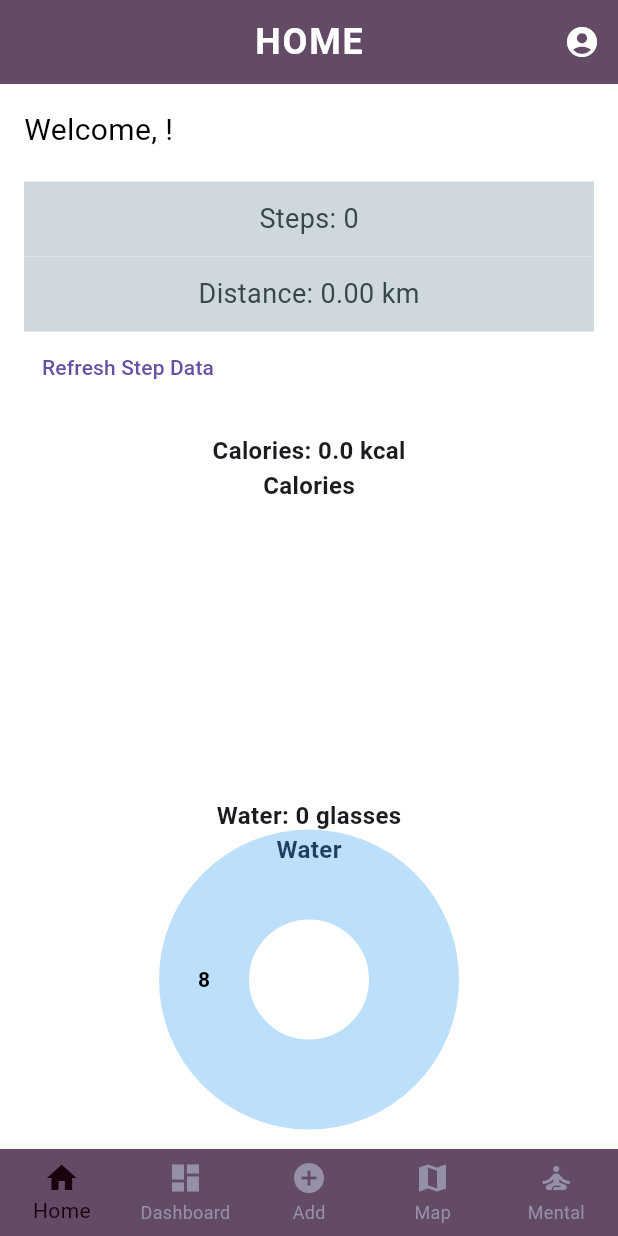
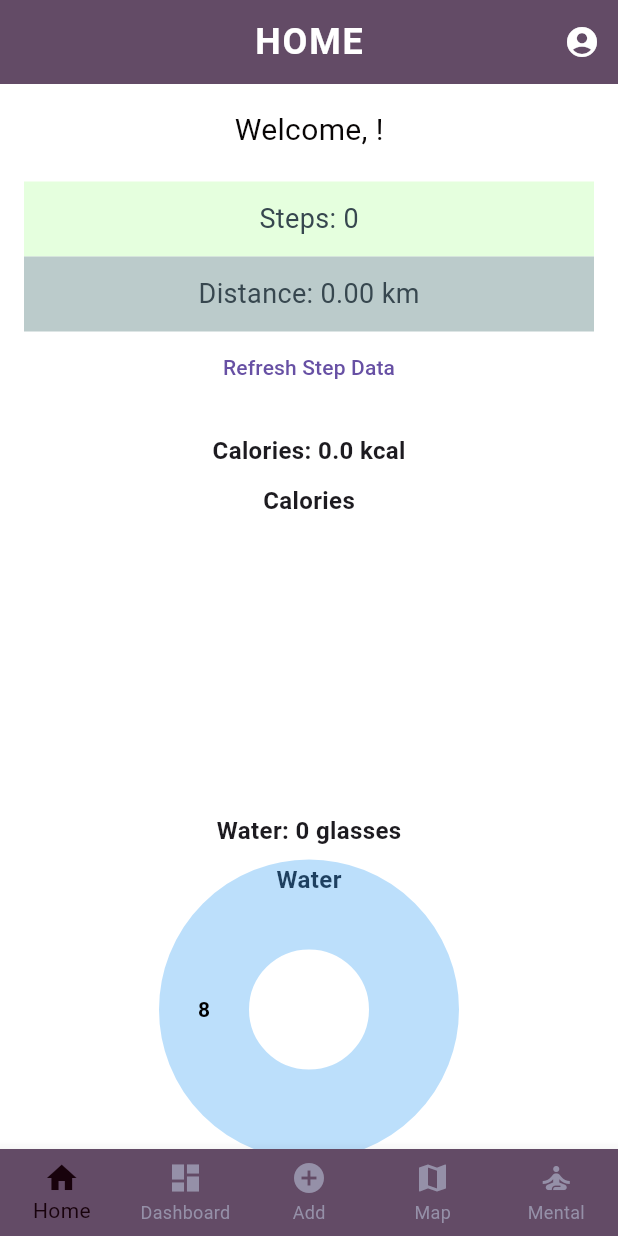
Before and after one commit to computeroverride/kenko, a Flutter app: the Home screen opened by its route, on a phone screen of 412 x 824 dp. Run offline on Flutter 3.47's test engine with Material 3 defaults, Android fonts, the phone set to English and light mode, and no system bars; drawn by our look-alikes of fl_chart; our stand-ins replace cloud_firestore, confetti, firebase_auth, firebase_core, flutter_map, geolocator and 3 more; missing offline and left inert: health; accounts and stored records are empty.

Commit message:
more ui changes

```diff
--- a/lib/heightweight.dart
+++ b/lib/heightweight.dart
@@ -126,7 +126,7 @@ class _HeightWeightState extends State<HeightWeight> {
                         controller: _heightController,
                         keyboardType: TextInputType.number,
                         decoration: const InputDecoration(
-                          hintText: "Height (cm)",
+                          labelText: "Height (cm)",
                           hintStyle: TextStyle(color: Colors.grey),
                           border: UnderlineInputBorder(
                             borderSide: BorderSide(color: Colors.grey),
@@ -138,7 +138,7 @@ class _HeightWeightState extends State<HeightWeight> {
                         controller: _weightController,
                         keyboardType: TextInputType.number,
                         decoration: const InputDecoration(
-                          hintText: "Weight (kg)",
+                          labelText: "Weight (kg)",
                           hintStyle: TextStyle(color: Colors.grey),
                           border: UnderlineInputBorder(
                             borderSide: BorderSide(color: Colors.grey),
@@ -195,7 +195,7 @@ class _HeightWeightState extends State<HeightWeight> {
                               text: _dob != null ? DateFormat('yyyy-MM-dd').format(_dob!) : '',
                             ),
                             decoration: const InputDecoration(
-                              hintText: "Select Date",
+                              labelText: "Select Date",
                               hintStyle: TextStyle(color: Colors.grey),
                               border: UnderlineInputBorder(
                                 borderSide: BorderSide(color: Colors.grey),
--- a/lib/home.dart
+++ b/lib/home.dart
@@ -480,6 +480,7 @@ class _HomeState extends State<Home> {
     bool confirm = await showDialog(
       context: context,
       builder: (context) => AlertDialog(
+        backgroundColor: Colors.white,
         title: Text('Start New Day'),
         content: Text('Are you sure you want to reset today\'s data? This will clear all food, water, and step records for the current day.'),
         actions: [
@@ -575,16 +576,18 @@ class _HomeState extends State<Home> {
           child: Column(
             crossAxisAlignment: CrossAxisAlignment.start,
             children: [
-              Text(
-                "Welcome, $_username!",
-                style: const TextStyle(fontSize: 20, color: Colors.black),
+              Center(
+                child: Text(
+                  "Welcome, $_username!",
+                  style: const TextStyle(fontSize: 20, color: Color.fromARGB(255, 8, 5, 5)),
+                ),
               ),
               const SizedBox(height: 20),
               // Step tracking section
               Container(
                 height: 50,
                 width: double.infinity,
-                color: Colors.blueGrey[100],
+                color: const Color.fromRGBO(229, 255, 222, 170),
                 child: Center(
                   child: Text(
                     "Steps: $_totalSteps",
@@ -595,7 +598,7 @@ class _HomeState extends State<Home> {
               Container(
                 height: 50,
                 width: double.infinity,
-                color: Colors.blueGrey[100],
+                color: const Color.fromRGBO(187, 203, 203, 170),
                 child: Center(
                   child: Text(
                     "Distance: ${(_totalDistance / 1000).toStringAsFixed(2)} km",
@@ -605,7 +608,9 @@ class _HomeState extends State<Home> {
               ),
               TextButton(
                 onPressed: _fetchStepData,
-                child: const Text("Refresh Step Data"),
+                child: Center(
+                  child: Text("Refresh Step Data"),
+                ),
               ),
               const SizedBox(height: 20),
               // Calorie and Water Trackers
@@ -619,6 +624,7 @@ class _HomeState extends State<Home> {
                           "Calories: $consumedCalories kcal",
                           style: const TextStyle(fontSize: 16, fontWeight: FontWeight.bold),
                         ),
+                        SizedBox(height: 10),
                         Container(
                           height: 200,
                           child: DoughnutChart(
@@ -638,6 +644,7 @@ class _HomeState extends State<Home> {
                           "Water: $totalGlasses glasses",
                           style: const TextStyle(fontSize: 16, fontWeight: FontWeight.bold),
                         ),
+                        SizedBox(height: 10),
                         Container(
                           height: 200,
                           child: DoughnutChart(
@@ -747,16 +754,28 @@ class _HomeState extends State<Home> {
               const SizedBox(height: 20),
               // New Day Button
               Center(
-                child: ElevatedButton(
+                child: SizedBox(
+                  height: 40,
+                  width: double.infinity,
+                  child: ElevatedButton(
                   style: ElevatedButton.styleFrom(
-                    backgroundColor: const Color.fromRGBO(99, 75, 102, 1),
+                    backgroundColor: const Color.fromRGBO(70, 34, 85, 1),
+                    shape: RoundedRectangleBorder(
+                            borderRadius: BorderRadius.circular(50.0), // Rounded edges
+                          ),
                   ),
                   onPressed: _startNewDay,
                   child: const Text(
-                    'New Day',
-                    style: TextStyle(color: Colors.white),
+                    'NEW DAY',
+                    style: TextStyle(
+                      color: Colors.white,
+                      fontSize: 15,
+                      fontWeight: FontWeight.bold,
+                      letterSpacing: 1),
                   ),
                 ),
+                )
+
               ),
             ],
           ),
--- a/lib/login.dart
+++ b/lib/login.dart
@@ -99,7 +99,7 @@ class _LoginState extends State<Login> {
                         controller: _usernameController, // Binds input to controller
                         textAlign: TextAlign.left,
                         decoration: const InputDecoration(
-                          hintText: "Enter Email", // Placeholder text
+                          labelText: "Enter Email", // Placeholder text
                           hintStyle: TextStyle(color: Colors.grey),
                           border: UnderlineInputBorder(
                             borderSide: BorderSide(color: Colors.grey), // Line under textfield
@@ -114,7 +114,7 @@ class _LoginState extends State<Login> {
                         textAlign: TextAlign.left,
                         obscureText: _obscurePassword, // Controls password visibility
                         decoration: InputDecoration(
-                          hintText: "Password",
+                          labelText: "Password",
                           hintStyle: const TextStyle(color: Colors.grey),
                           border: const UnderlineInputBorder(
                             borderSide: BorderSide(color: Colors.grey),
--- a/lib/mappage.dart
+++ b/lib/mappage.dart
@@ -129,7 +129,7 @@ class _FreeMapScreenState extends State<FreeMapScreen> {
         backgroundColor: const Color.fromRGBO(99, 75, 102, 1),
         centerTitle: true,
         title: Text(
-          "Find Nearby Places",
+          "FIND NEARBY PLACES",
           style: TextStyle(
             fontSize: 24,
             fontWeight: FontWeight.bold,
@@ -249,6 +249,8 @@ class _FreeMapScreenState extends State<FreeMapScreen> {
             Navigator.pushReplacementNamed(context, '/home');
           } else if (index == 4) {
             Navigator.pushReplacementNamed(context, '/mental');
+          } else if (index == 1) {
+            Navigator.pushReplacementNamed(context, '/dashboard');
           } else {
             _onItemTapped(index);
           }
```
Also changed, not shown: lib/Updemail.dart (+33 -13 lines), lib/activity.dart (+16 -6 lines), lib/foodwater.dart (+20 -7 lines), lib/mentalcalendar.dart (+30 -13 lines), lib/profile.dart (+7 -7 lines), lib/signup.dart (+4 -4 lines), lib/upddetails.dart (+6 -11 lines).
